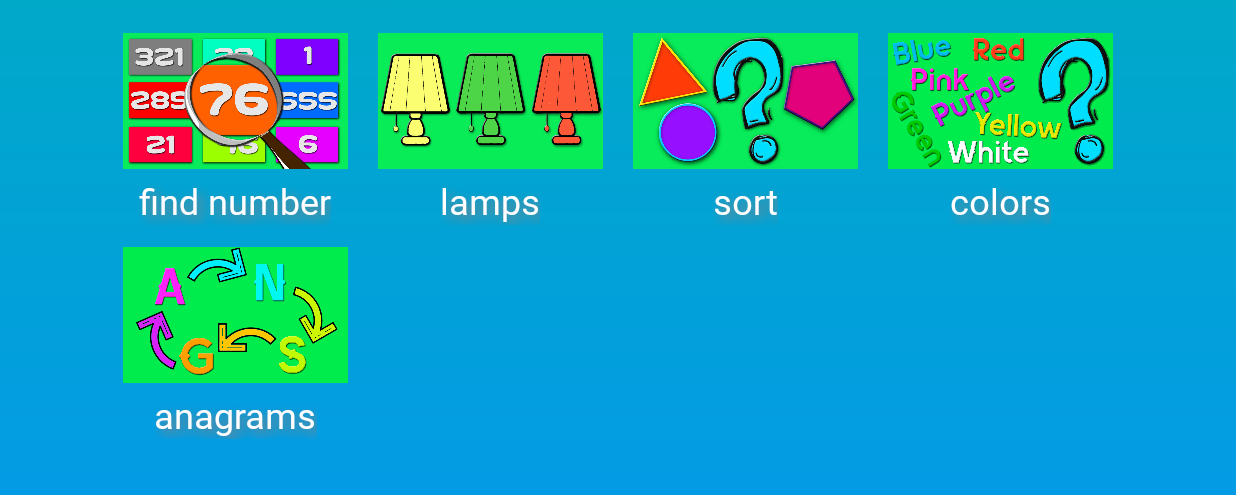
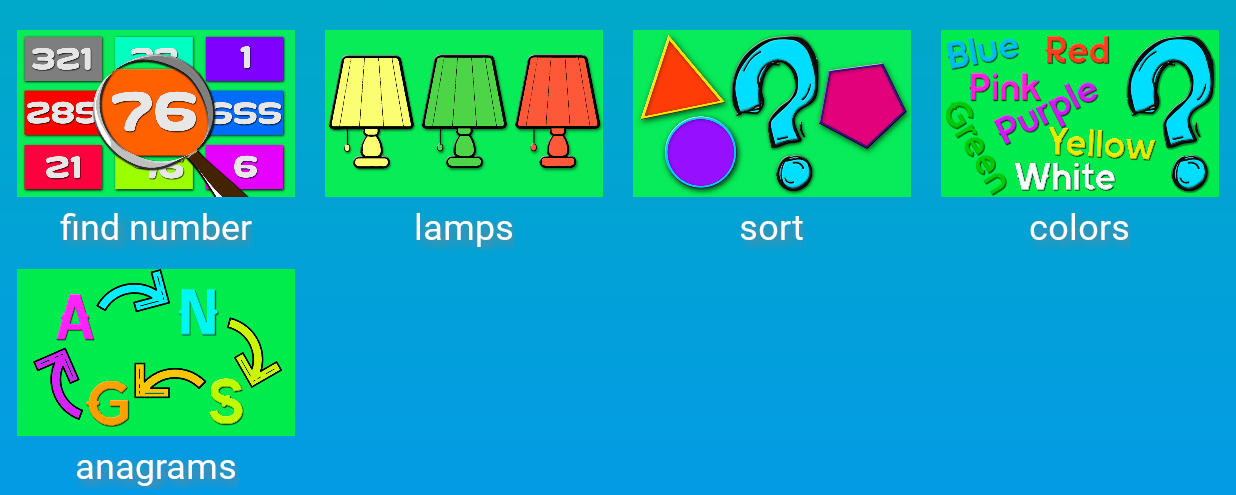
Before and after one commit to RuslanRud8/MindGames, an Android app: the StatisticsController screen opened directly, with no data from a screen before it, on a phone screen of 824 x 412 dp (held sideways), the part 123-618 px from its top. Run offline under Robolectric (Android 15) with nearby library versions, the phone set to English and light mode, and no system bars; libraries missing offline, so code that uses them is left out: com.github.mikephil.charting; plain views replace LineChart; Roboto replaces fonts that are not available here.

Commit message:
update statistics Activity

```diff
--- a/app/src/main/java/com/developer/rrd_projects/Icons.kt
+++ b/app/src/main/java/com/developer/rrd_projects/Icons.kt
@@ -167,7 +167,7 @@ class Icons : MyGameActivity() {
     }
 
     private fun setWidthForImages() {
-        val totalWidth = getScreenWidth() * 0.69
+        val totalWidth = getScreenWidth() * 0.65
         val width: Int = (totalWidth / 5).toInt()
 
         var i = 0
--- a/app/src/main/java/com/developer/rrd_projects/StatisticsController.kt
+++ b/app/src/main/java/com/developer/rrd_projects/StatisticsController.kt
@@ -2,7 +2,9 @@ package com.developer.rrd_projects
 
 import android.content.Intent
 import android.graphics.Color
+import android.graphics.Point
 import android.os.Bundle
+import android.view.Display
 import android.view.View
 import android.widget.Button
 import android.widget.ImageView
@@ -21,6 +23,7 @@ class StatisticsController : MyGameActivity() {
     private var statOpened = false
     private lateinit var menuBtn:Button
     private lateinit var gamesBtn:Button
+    var previews: ArrayList<ImageView> = ArrayList()
 
     override fun onCreate(savedInstanceState: Bundle?) {
         super.onCreate(savedInstanceState)
@@ -33,24 +36,44 @@ class StatisticsController : MyGameActivity() {
 
         val fNGameImg: ImageView = findViewById(R.id.findNumGamePr)
         fNGameImg.setOnClickListener { openStat("fngame") }
+        previews.add(fNGameImg)
 
         val lampsGameImg: ImageView = findViewById(R.id.pr_1)
         lampsGameImg.setOnClickListener { openStat("lampsgame") }
+        previews.add(lampsGameImg)
 
         val sortGameImg: ImageView = findViewById(R.id.pr_2)
         sortGameImg.setOnClickListener { openStat("sortgame") }
+        previews.add(sortGameImg)
 
         val colorsGameImg: ImageView = findViewById(R.id.pr_3)
         colorsGameImg.setOnClickListener { openStat("colorsgame") }
+        previews.add(colorsGameImg)
 
         val anagramGameImg: ImageView = findViewById(R.id.anagram)
         anagramGameImg.setOnClickListener { openStat("anagramgame") }
+        previews.add(anagramGameImg)
+
+        setWidthForImages()
 
         menuBtn = findViewById(R.id.menu_btn)
         menuBtn.setOnClickListener {goToMainMenu()}
 
         gamesBtn = findViewById(R.id.go_to_games_btn)
         gamesBtn.setOnClickListener {goToGames()}
+    }
+
+    private fun setWidthForImages() {
+        val totalWidth = getScreenWidth()*0.9
+        val width:Int = (totalWidth / 4).toInt()
+
+        var i = 0
+        while (i <5){
+            previews[i].layoutParams.width = width
+            previews[i].layoutParams.height = (width*0.63).toInt()
+            i++
+        }
+
     }
 
     private fun goToGames() {
@@ -142,4 +165,11 @@ class StatisticsController : MyGameActivity() {
         val games: ScrollView = findViewById(R.id.games_preview_scroll_bar)
         games.visibility = View.GONE
     }
+
+    private fun getScreenWidth(): Int {
+        val display: Display = windowManager.defaultDisplay
+        val size = Point()
+        display.getSize(size)
+        return size.x
+    }
 }
--- a/app/src/main/res/layout/activity_icons.xml
+++ b/app/src/main/res/layout/activity_icons.xml
@@ -84,9 +84,8 @@
                   android:orientation="horizontal"
                   android:weightSum="100"
                   android:baselineAligned="false"
+    >
 
-
-    >
         <RelativeLayout android:layout_width="0dp" android:layout_height="match_parent"
                         android:layout_weight="35">
 
```
